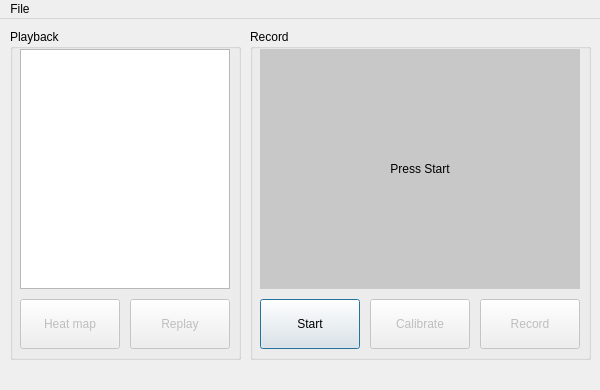
The window that eyetracker/eyetracker/mainwindow.ui (exoszajzbuk/eyetracker) describes before a commit, drawn with Qt 5.
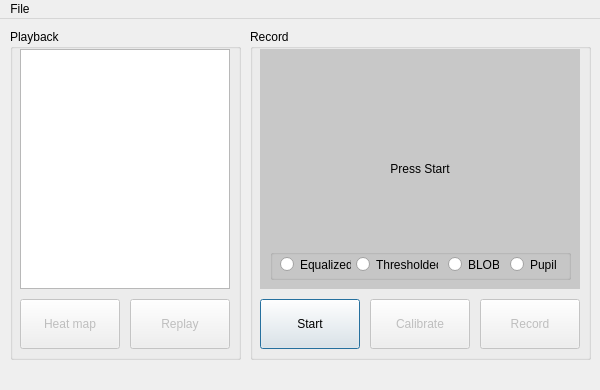
The same window after the commit. Icons and pictures are not drawn.

Patch:
```diff
--- a/eyetracker/eyetracker/mainwindow.ui
+++ b/eyetracker/eyetracker/mainwindow.ui
@@ -335,6 +335,71 @@
       <set>Qt::AlignCenter</set>
      </property>
     </widget>
+    <widget class="QGroupBox" name="displayGroup">
+     <property name="geometry">
+      <rect>
+       <x>20</x>
+       <y>220</y>
+       <width>301</width>
+       <height>31</height>
+      </rect>
+     </property>
+     <property name="title">
+      <string/>
+     </property>
+     <widget class="QRadioButton" name="equalizedButton">
+      <property name="geometry">
+       <rect>
+        <x>10</x>
+        <y>7</y>
+        <width>71</width>
+        <height>17</height>
+       </rect>
+      </property>
+      <property name="text">
+       <string>Equalized</string>
+      </property>
+     </widget>
+     <widget class="QRadioButton" name="thresholdedButton">
+      <property name="geometry">
+       <rect>
+        <x>86</x>
+        <y>7</y>
+        <width>82</width>
+        <height>17</height>
+       </rect>
+      </property>
+      <property name="text">
+       <string>Thresholded</string>
+      </property>
+     </widget>
+     <widget class="QRadioButton" name="blobsButton">
+      <property name="geometry">
+       <rect>
+        <x>178</x>
+        <y>7</y>
+        <width>51</width>
+        <height>17</height>
+       </rect>
+      </property>
+      <property name="text">
+       <string>BLOBs</string>
+      </property>
+     </widget>
+     <widget class="QRadioButton" name="pupilButton">
+      <property name="geometry">
+       <rect>
+        <x>240</x>
+        <y>7</y>
+        <width>51</width>
+        <height>17</height>
+       </rect>
+      </property>
+      <property name="text">
+       <string>Pupil</string>
+      </property>
+     </widget>
+    </widget>
    </widget>
   </widget>
   <widget class="QStatusBar" name="statusBar">
```
